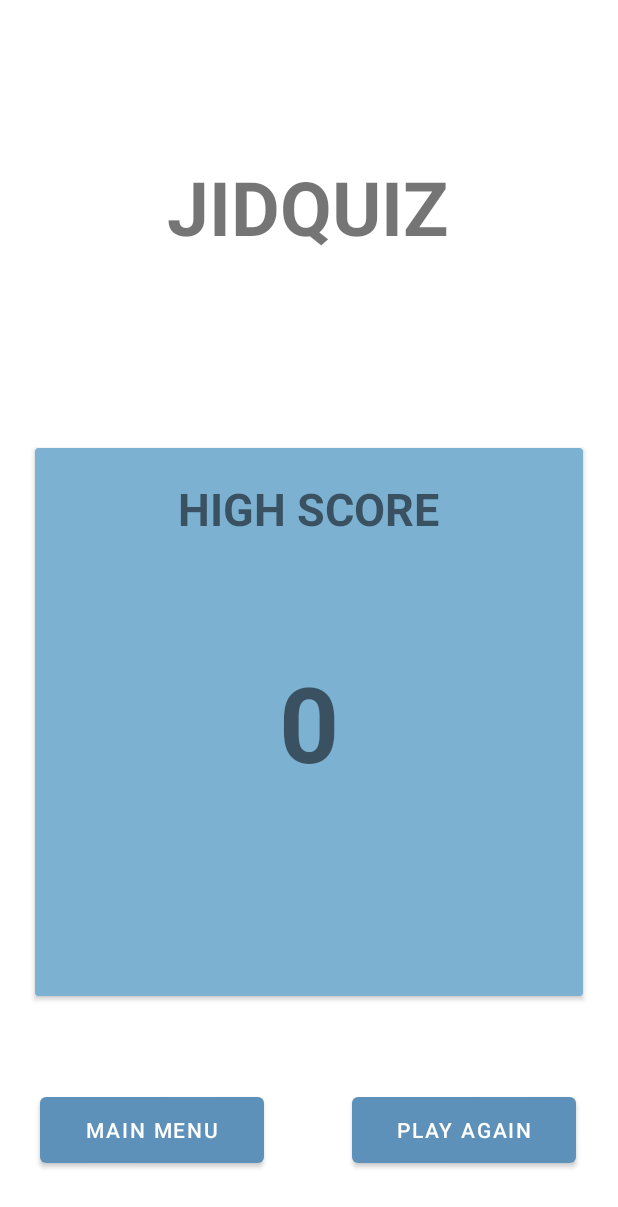
After one commit to Irfzid/Jidquiz, an Android app: the HighscoreActivity screen opened directly, with no data from a screen before it, on a phone screen of 412 x 824 dp. The commit adds this screen. Shown: the top 1207 px of the screen. Run offline under Robolectric (Android 15) with nearby library versions, the phone set to English and light mode, and no system bars.

Commit message:
update
update high score

```diff
--- a/app/src/main/AndroidManifest.xml
+++ b/app/src/main/AndroidManifest.xml
@@ -11,7 +11,8 @@
         android:roundIcon="@mipmap/ic_launcher_round"
         android:supportsRtl="true"
         android:theme="@style/Theme.Jidquiz">
-        <activity android:name=".QuizActivity"></activity>
+        <activity android:name=".HighscoreActivity"></activity>
+        <activity android:name=".QuizActivity" />
         <activity android:name=".DifficultyActivity" />
         <activity android:name=".MainActivity">
             <intent-filter>
--- a/app/src/main/java/com/zidney/jidquiz/DifficultyActivity.java
+++ b/app/src/main/java/com/zidney/jidquiz/DifficultyActivity.java
@@ -68,7 +68,7 @@ public class DifficultyActivity extends AppCompatActivity {
     private String DisplayCategory(){
         if(category == 9)
         {
-            kategori = "General Knowloge";
+            kategori = "General Knowledge";
         }
         if (category == 11)
         {
--- /dev/null
+++ b/app/src/main/java/com/zidney/jidquiz/HighscoreActivity.java
@@ -0,0 +1,54 @@
+package com.zidney.jidquiz;
+
+import androidx.appcompat.app.AppCompatActivity;
+
+import android.content.Intent;
+import android.os.Bundle;
+import android.view.View;
+import android.widget.Button;
+import android.widget.TextView;
+
+public class HighscoreActivity extends AppCompatActivity {
+
+    private Button btn_mainmenu, btn_replay;
+    private TextView tv_Hiscore;
+    int hiscore, hicategory;
+
+    @Override
+    protected void onCreate(Bundle savedInstanceState) {
+        super.onCreate(savedInstanceState);
+        setContentView(R.layout.activity_highscore);
+
+        btn_mainmenu = findViewById(R.id.btn_mainmenu);
+        btn_replay = findViewById(R.id.btn_replay);
+        tv_Hiscore = findViewById(R.id.tv_hiscore);
+
+        Intent hIntent = getIntent();
+        hiscore = hIntent.getIntExtra("HISCORE", 0);
+        hicategory = hIntent.getIntExtra("HICATEGORY", 0);
+
+        tv_Hiscore.setText(Integer.toString(hiscore));
+
+        btn_mainmenu.setOnClickListener(new View.OnClickListener() {
+            @Override
+            public void onClick(View v) {
+                Intent intent = new Intent(HighscoreActivity.this, MainActivity.class);
+                startActivity(intent);
+            }
+        });
+
+        btn_replay.setOnClickListener(new View.OnClickListener() {
+            @Override
+            public void onClick(View v) {
+                startReplay(hicategory);
+            }
+        });
+
+    }
+
+    private void startReplay(int category){
+        Intent mIntent = new Intent(HighscoreActivity.this, DifficultyActivity.class);
+        mIntent.putExtra("CATEGORY", category);
+        startActivity(mIntent);
+    }
+}
--- a/app/src/main/java/com/zidney/jidquiz/QuizActivity.java
+++ b/app/src/main/java/com/zidney/jidquiz/QuizActivity.java
@@ -35,7 +35,8 @@ import retrofit2.Response;
 public class QuizActivity extends AppCompatActivity {
 
     private final String TAG = "QuizActivity";
-    private static final long COUNTDOWN_IN_MILIS = 15000;
+    private static final long COUNTDOWN_IN_MILIS = 30000;
+    private static final String EXTRA_SCORE = "extrascore";
 
     private List<Results> resultsList;
     private ResultsModel resultsModels;
@@ -80,8 +81,6 @@ public class QuizActivity extends AppCompatActivity {
         btn_next = findViewById(R.id.btn_next);
 
 
-//        int selectedId = rg_ans.getCheckedRadioButtonId();
-//        answer = findViewById(selectedId);
 
         Intent mIntent = getIntent();
         category = mIntent.getIntExtra("CATEGORY", 0);
@@ -93,7 +92,7 @@ public class QuizActivity extends AppCompatActivity {
         btn_next.setText("Confirm");
 
         getQuizGK();
-//        Log.d(TAG, "onCreate: " + answer4);
+
 
         btn_next.setOnClickListener(new View.OnClickListener() {
             @Override
@@ -163,7 +162,7 @@ public class QuizActivity extends AppCompatActivity {
         String kategori = null;
         if(category == 9)
         {
-            kategori = "General Knowloge";
+            kategori = "General Knowledge";
         }
         if (category == 11)
         {
@@ -249,7 +248,7 @@ public class QuizActivity extends AppCompatActivity {
 //            StartCountDown();
 
         }else {
-            finishQuiz();
+            finishQuiz(score, category);
         }
     }
 
@@ -277,15 +276,18 @@ public class QuizActivity extends AppCompatActivity {
         String timeFormatted = String.format(Locale.getDefault(), "%02d:%02d", minutes, seconds);
         tv_time.setText(timeFormatted);
         if (timeleft < 10000) {
-            Toast.makeText(QuizActivity.this,"Please select the answer or application will crash :(", Toast.LENGTH_SHORT).show();
+            //Toast.makeText(QuizActivity.this,"Please select the answer or application will crash :(", Toast.LENGTH_SHORT).show();
             tv_time.setTextColor(Color.RED);
         } else {
             tv_time.setTextColor(TCdefaulttime);
         }
     }
 
-    private void finishQuiz(){
-        finish();
+    private void finishQuiz(int hiscore, int category){
+        Intent scoreIntent = new Intent(QuizActivity.this, HighscoreActivity.class);
+        scoreIntent.putExtra("HISCORE", hiscore);
+        scoreIntent.putExtra("HICATEGORY", category);
+        startActivity(scoreIntent);
     }
 
     @Override
--- /dev/null
+++ b/app/src/main/res/layout/activity_highscore.xml
@@ -0,0 +1,86 @@
+<?xml version="1.0" encoding="utf-8"?>
+<androidx.constraintlayout.widget.ConstraintLayout xmlns:android="http://schemas.android.com/apk/res/android"
+    xmlns:app="http://schemas.android.com/apk/res-auto"
+    xmlns:tools="http://schemas.android.com/tools"
+    android:layout_width="match_parent"
+    android:layout_height="match_parent"
+    tools:context=".HighscoreActivity">
+
+    <androidx.cardview.widget.CardView
+        android:id="@+id/cardView"
+        android:layout_width="365dp"
+        android:layout_height="365dp"
+        android:layout_marginBottom="160dp"
+        android:backgroundTint="@color/Aero"
+        app:layout_constraintBottom_toBottomOf="parent"
+        app:layout_constraintEnd_toEndOf="parent"
+        app:layout_constraintStart_toStartOf="parent">
+
+        <RelativeLayout
+            android:layout_width="match_parent"
+            android:layout_height="match_parent"
+            android:layout_margin="20dp">
+
+            <TextView
+                android:id="@+id/textView2"
+                android:layout_width="wrap_content"
+                android:layout_height="wrap_content"
+                android:layout_centerHorizontal="true"
+                android:text="HIGH SCORE"
+                android:textSize="30dp"
+                android:textStyle="bold" />
+
+            <TextView
+                android:id="@+id/tv_hiscore"
+                android:layout_width="wrap_content"
+                android:layout_height="wrap_content"
+                android:layout_centerInParent="true"
+                android:text="00"
+                android:textSize="70sp"
+                android:textStyle="bold" />
+
+        </RelativeLayout>
+
+
+    </androidx.cardview.widget.CardView>
+
+    <TextView
+        android:id="@+id/textView"
+        android:layout_width="wrap_content"
+        android:layout_height="wrap_content"
+        android:text="JIDQUIZ"
+        android:textAlignment="center"
+        android:textSize="50sp"
+        android:textStyle="bold"
+        app:layout_constraintBottom_toTopOf="@+id/cardView"
+        app:layout_constraintEnd_toEndOf="parent"
+        app:layout_constraintHorizontal_bias="0.497"
+        app:layout_constraintStart_toStartOf="parent"
+        app:layout_constraintTop_toTopOf="parent"
+        app:layout_constraintVertical_bias="0.451" />
+
+    <Button
+        android:id="@+id/btn_mainmenu"
+        android:layout_width="149dp"
+        android:layout_height="56dp"
+        android:layout_marginTop="60dp"
+        android:text="Main Menu"
+        app:layout_constraintBottom_toBottomOf="parent"
+        app:layout_constraintEnd_toStartOf="@+id/btn_replay"
+        app:layout_constraintHorizontal_bias="0.309"
+        app:layout_constraintStart_toStartOf="parent"
+        app:layout_constraintTop_toBottomOf="@+id/cardView"
+        app:layout_constraintVertical_bias="0.026" />
+
+    <Button
+        android:id="@+id/btn_replay"
+        android:layout_width="149dp"
+        android:layout_height="56dp"
+        android:layout_marginTop="60dp"
+        android:layout_marginEnd="28dp"
+        android:text="Play Again"
+        app:layout_constraintBottom_toBottomOf="parent"
+        app:layout_constraintEnd_toEndOf="parent"
+        app:layout_constraintTop_toBottomOf="@+id/cardView"
+        app:layout_constraintVertical_bias="0.025" />
+</androidx.constraintlayout.widget.ConstraintLayout>
--- a/app/src/main/res/layout/activity_quiz.xml
+++ b/app/src/main/res/layout/activity_quiz.xml
@@ -117,6 +117,7 @@
                 android:layout_width="wrap_content"
                 android:layout_height="wrap_content"
                 android:text="question"
+                android:textSize="18sp"
                 android:textAlignment="gravity"
                 android:layout_centerInParent="true"/>
 
@@ -213,6 +214,7 @@
             android:background="@drawable/radio_flat_selector"
             android:button="@android:color/transparent"
             android:textAlignment="center"
+            android:textSize="18sp"
             android:text="RadioButton" />
 
         <RadioButton
@@ -222,6 +224,7 @@
             android:background="@drawable/radio_flat_selector"
             android:button="@android:color/transparent"
             android:textAlignment="center"
+            android:textSize="18sp"
             android:text="RadioButton" />
 
         <RadioButton
@@ -231,6 +234,7 @@
             android:background="@drawable/radio_flat_selector"
             android:button="@android:color/transparent"
             android:textAlignment="center"
+            android:textSize="18sp"
             android:text="RadioButton" />
 
         <RadioButton
@@ -240,6 +244,7 @@
             android:background="@drawable/radio_flat_selector"
             android:button="@android:color/transparent"
             android:textAlignment="center"
+            android:textSize="18sp"
             android:text="RadioButton" />
     </RadioGroup>
 
--- a/app/src/main/res/values/colors.xml
+++ b/app/src/main/res/values/colors.xml
@@ -11,4 +11,5 @@
     <color name="Lapis">#336699</color>
     <color name="Red">#D54D4D</color>
     <color name="Green">#3AB57F</color>
+    <color name="Aero">#7CB1D1</color>
 </resources>
```
